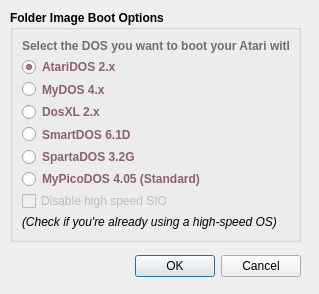
This is ui/bootoptionsdialog.ui in josch1710/RespeQt as Qt 5 draws it before an edit. The edited form follows.
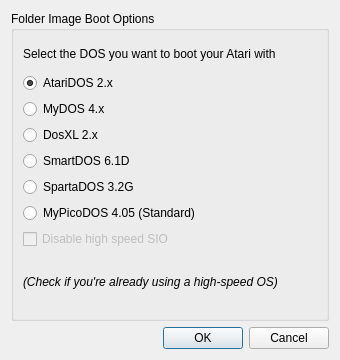
This is the edited form.

Commit message: Derive GUI fonts, colours, icon and window sizes from the platform

```diff
--- a/ui/bootoptionsdialog.ui
+++ b/ui/bootoptionsdialog.ui
@@ -6,65 +6,22 @@
    <rect>
     <x>0</x>
     <y>0</y>
-    <width>319</width>
-    <height>294</height>
+    <width>340</width>
+    <height>360</height>
    </rect>
   </property>
-  <property name="minimumSize">
-   <size>
-    <width>319</width>
-    <height>294</height>
-   </size>
-  </property>
-  <property name="maximumSize">
-   <size>
-    <width>319</width>
-    <height>294</height>
-   </size>
-  </property>
   <property name="windowTitle">
    <string>Folder Boot Options</string>
   </property>
-  <widget class="QDialogButtonBox" name="buttonBox">
-   <property name="geometry">
-    <rect>
-     <x>20</x>
-     <y>250</y>
-     <width>281</width>
-     <height>32</height>
-    </rect>
-   </property>
-   <property name="orientation">
-    <enum>Qt::Horizontal</enum>
-   </property>
-   <property name="standardButtons">
-    <set>QDialogButtonBox::Cancel|QDialogButtonBox::Ok</set>
-   </property>
-  </widget>
+  <layout class="QVBoxLayout" name="verticalLayout">
+   <item>
   <widget class="QGroupBox" name="groupBox">
-   <property name="geometry">
-    <rect>
-     <x>10</x>
-     <y>10</y>
-     <width>291</width>
-     <height>232</height>
-    </rect>
-   </property>
-   <property name="font">
-    <font>
-     <weight>75</weight>
-     <bold>true</bold>
-    </font>
-   </property>
    <property name="title">
     <string>Folder Image Boot Options</string>
    </property>
    <layout class="QGridLayout" name="gridLayout">
     <item row="4" column="0" colspan="3">
      <widget class="QRadioButton" name="smartDOS">
-      <property name="styleSheet">
-       <string notr="true">color: rgb(140, 96, 115);</string>
-      </property>
       <property name="text">
        <string>SmartDOS 6.1D</string>
       </property>
@@ -72,15 +29,6 @@
     </item>
     <item row="5" column="0" colspan="3">
      <widget class="QRadioButton" name="spartaDOS">
-      <property name="font">
-       <font>
-        <weight>75</weight>
-        <bold>true</bold>
-       </font>
-      </property>
-      <property name="styleSheet">
-       <string notr="true">color: rgb(140, 96, 115);</string>
-      </property>
       <property name="text">
        <string>SpartaDOS 3.2G</string>
       </property>
@@ -90,27 +38,19 @@
      <widget class="QLabel" name="label_2">
       <property name="font">
        <font>
-        <weight>50</weight>
         <italic>true</italic>
-        <bold>false</bold>
        </font>
       </property>
       <property name="text">
        <string>(Check if you're already using a high-speed OS)</string>
       </property>
+         <property name="wordWrap">
+          <bool>true</bool>
+         </property>
      </widget>
     </item>
     <item row="2" column="0" colspan="3">
      <widget class="QRadioButton" name="myDOS">
-      <property name="font">
-       <font>
-        <weight>75</weight>
-        <bold>true</bold>
-       </font>
-      </property>
-      <property name="styleSheet">
-       <string notr="true">color: rgb(140, 96, 115);</string>
-      </property>
       <property name="text">
        <string>MyDOS 4.x</string>
       </property>
@@ -118,15 +58,6 @@
     </item>
     <item row="1" column="0" colspan="3">
      <widget class="QRadioButton" name="atariDOS">
-      <property name="font">
-       <font>
-        <weight>75</weight>
-        <bold>true</bold>
-       </font>
-      </property>
-      <property name="styleSheet">
-       <string notr="true">color: rgb(140, 96, 115);</string>
-      </property>
       <property name="text">
        <string>AtariDOS 2.x</string>
       </property>
@@ -137,31 +68,16 @@
     </item>
     <item row="0" column="0" colspan="3">
      <widget class="QLabel" name="label">
-      <property name="font">
-       <font>
-        <weight>75</weight>
-        <bold>true</bold>
-       </font>
-      </property>
-      <property name="styleSheet">
-       <string notr="true">color: rgb(111, 111, 111);</string>
-      </property>
       <property name="text">
        <string>Select the DOS you want to boot your Atari with</string>
       </property>
+         <property name="wordWrap">
+          <bool>true</bool>
+         </property>
      </widget>
     </item>
     <item row="6" column="0" colspan="3">
      <widget class="QRadioButton" name="myPicoDOS">
-      <property name="font">
-       <font>
-        <weight>75</weight>
-        <bold>true</bold>
-       </font>
-      </property>
-      <property name="styleSheet">
-       <string notr="true">color: rgb(140, 96, 115);</string>
-      </property>
       <property name="text">
        <string>MyPicoDOS 4.05 (Standard)</string>
       </property>
@@ -169,9 +85,6 @@
     </item>
     <item row="3" column="0" colspan="3">
      <widget class="QRadioButton" name="dosXL">
-      <property name="styleSheet">
-       <string notr="true">color: rgb(140, 96, 115);</string>
-      </property>
       <property name="text">
        <string>DosXL 2.x</string>
       </property>
@@ -182,12 +95,6 @@
       <property name="enabled">
        <bool>false</bool>
       </property>
-      <property name="font">
-       <font>
-        <weight>50</weight>
-        <bold>false</bold>
-       </font>
-      </property>
       <property name="text">
        <string>Disable high speed SIO</string>
       </property>
@@ -195,6 +102,18 @@
     </item>
    </layout>
   </widget>
+   </item>
+   <item>
+     <widget class="QDialogButtonBox" name="buttonBox">
+      <property name="orientation">
+       <enum>Qt::Horizontal</enum>
+      </property>
+      <property name="standardButtons">
+       <set>QDialogButtonBox::Cancel|QDialogButtonBox::Ok</set>
+      </property>
+     </widget>
+   </item>
+  </layout>
  </widget>
  <resources/>
  <connections>
```
Lines whose indentation alone changed are shown as unchanged. The commit also changes 331 other files.
